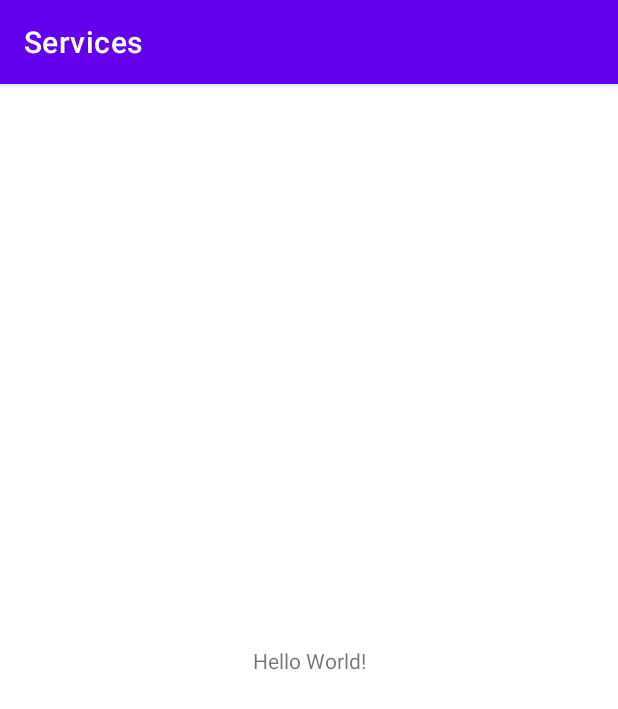
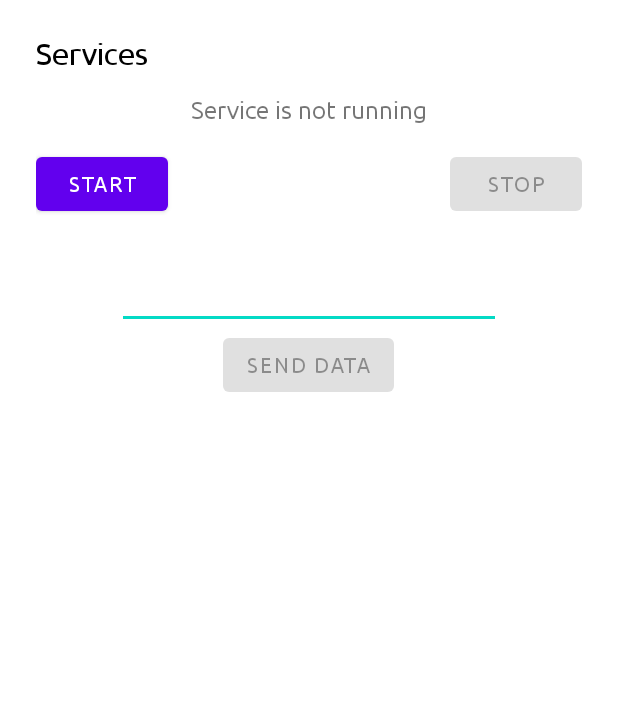
Before and after one commit to Arjun07byte/Android-Fundamentals, an Android app: the screen it shows after launch (MainActivity), on a phone screen of 412 x 824 dp. Shown: the top 709 px of the screen. Run offline under Robolectric (Android 15) with nearby library versions, the phone set to English and light mode, and no system bars.

Commit message:
Finished Services and Notifications

```diff
--- a/Services/app/src/main/AndroidManifest.xml
+++ b/Services/app/src/main/AndroidManifest.xml
@@ -2,7 +2,9 @@
 <manifest xmlns:android="http://schemas.android.com/apk/res/android"
     xmlns:tools="http://schemas.android.com/tools">
 
+    <uses-permission android:name="android.permission.POST_NOTIFICATIONS" />
     <application
+        android:name=".MyApplication"
         android:allowBackup="true"
         android:dataExtractionRules="@xml/data_extraction_rules"
         android:fullBackupContent="@xml/backup_rules"
@@ -20,6 +22,7 @@
                 <category android:name="android.intent.category.LAUNCHER" />
             </intent-filter>
         </activity>
+        <service android:name=".MainService" />
     </application>
 
 </manifest>
--- /dev/null
+++ b/Services/app/src/main/java/com/appify/services/Constants.kt
@@ -0,0 +1,5 @@
+package com.appify.services
+
+object Constants {
+    const val NOTIFICATION_CHANNEL_ID = "Service Channel"
+}
--- a/Services/app/src/main/java/com/appify/services/MainActivity.kt
+++ b/Services/app/src/main/java/com/appify/services/MainActivity.kt
@@ -1,11 +1,37 @@
 package com.appify.services
 
+import android.content.Intent
+import android.os.Bundle
+import android.widget.Button
+import android.widget.EditText
 import androidx.appcompat.app.AppCompatActivity
-import android.os.Bundle
 
 class MainActivity : AppCompatActivity() {
     override fun onCreate(savedInstanceState: Bundle?) {
         super.onCreate(savedInstanceState)
         setContentView(R.layout.activity_main)
+
+        val startServiceButton: Button = findViewById(R.id.button_startService)
+        val stopServiceButton: Button = findViewById(R.id.button_stopService)
+        val sendDataButton: Button = findViewById(R.id.button_sendData)
+        val etDataToSend: EditText = findViewById(R.id.et_dataToSend)
+
+        startServiceButton.setOnClickListener {
+            startServiceButton.isEnabled = false; stopServiceButton.isEnabled = true
+            sendDataButton.isEnabled = true; etDataToSend.isEnabled = true
+        }
+
+        stopServiceButton.setOnClickListener {
+            Intent(this, MainService::class.java).also {
+                stopService(it); startServiceButton.isEnabled = true
+                stopServiceButton.isEnabled = false; sendDataButton.isEnabled = false
+                etDataToSend.isEnabled = false
+            }
+        }
+    }
+
+    override fun onDestroy() {
+        super.onDestroy()
+        Intent(this, MainService::class.java).also { startService(it) }
     }
 }
--- /dev/null
+++ b/Services/app/src/main/java/com/appify/services/MyApplication.kt
@@ -0,0 +1,25 @@
+package com.appify.services
+
+import android.app.Application
+import android.app.NotificationChannel
+import android.app.NotificationManager
+import android.content.Context
+import android.os.Build
+
+class MyApplication : Application() {
+    override fun onCreate() {
+        super.onCreate()
+        if (Build.VERSION.SDK_INT >= Build.VERSION_CODES.O) {
+            val newChannel = NotificationChannel(
+                Constants.NOTIFICATION_CHANNEL_ID,
+                "Service Channel",
+                NotificationManager.IMPORTANCE_DEFAULT
+            ).apply {
+                description = "This is the service notification channel"
+            }
+
+            (getSystemService(Context.NOTIFICATION_SERVICE) as NotificationManager)
+                .createNotificationChannel(newChannel)
+        }
+    }
+}
--- /dev/null
+++ b/Services/app/src/main/res/drawable/ic_notification.xml
@@ -0,0 +1,5 @@
+<vector android:height="24dp" android:tint="#000000"
+    android:viewportHeight="24" android:viewportWidth="24"
+    android:width="24dp" xmlns:android="http://schemas.android.com/apk/res/android">
+    <path android:fillColor="@android:color/white" android:pathData="M3,13v7h18v-1.5l-9,-7L8,17L3,13zM3,7l4,3l5,-7l5,4h4v8.97l-9.4,-7.31l-3.98,5.48L3,10.44V7z"/>
+</vector>
--- a/Services/app/src/main/res/layout/activity_main.xml
+++ b/Services/app/src/main/res/layout/activity_main.xml
@@ -1,18 +1,71 @@
 <?xml version="1.0" encoding="utf-8"?>
-<androidx.constraintlayout.widget.ConstraintLayout xmlns:android="http://schemas.android.com/apk/res/android"
-    xmlns:app="http://schemas.android.com/apk/res-auto"
+<LinearLayout xmlns:android="http://schemas.android.com/apk/res/android"
     xmlns:tools="http://schemas.android.com/tools"
     android:layout_width="match_parent"
     android:layout_height="match_parent"
+    android:orientation="vertical"
+    android:padding="24dp"
     tools:context=".MainActivity">
 
     <TextView
         android:layout_width="wrap_content"
         android:layout_height="wrap_content"
-        android:text="Hello World!"
-        app:layout_constraintBottom_toBottomOf="parent"
-        app:layout_constraintEnd_toEndOf="parent"
-        app:layout_constraintStart_toStartOf="parent"
-        app:layout_constraintTop_toTopOf="parent" />
+        android:fontFamily="@font/ubuntu_regular"
+        android:text="Services"
+        android:textColor="@color/black"
+        android:textSize="20sp" />
 
-</androidx.constraintlayout.widget.ConstraintLayout>
+    <TextView
+        android:layout_width="wrap_content"
+        android:layout_height="wrap_content"
+        android:layout_gravity="center_horizontal"
+        android:layout_marginTop="16dp"
+        android:fontFamily="@font/ubuntu_regular"
+        android:text="Service is not running"
+        android:textSize="16sp" />
+
+    <RelativeLayout
+        android:layout_width="match_parent"
+        android:layout_height="wrap_content"
+        android:layout_marginTop="16dp"
+        android:orientation="horizontal">
+
+        <Button
+            android:id="@+id/button_startService"
+            android:layout_width="wrap_content"
+            android:layout_height="wrap_content"
+            android:layout_alignParentStart="true"
+            android:fontFamily="@font/ubuntu_regular"
+            android:text="Start" />
+
+        <Button
+            android:id="@+id/button_stopService"
+            android:layout_width="wrap_content"
+            android:layout_height="wrap_content"
+            android:layout_alignParentEnd="true"
+            android:enabled="false"
+            android:fontFamily="@font/ubuntu_regular"
+            android:text="Stop" />
+    </RelativeLayout>
+
+    <EditText
+        android:id="@+id/et_dataToSend"
+        android:layout_width="256dp"
+        android:layout_height="wrap_content"
+        android:layout_gravity="center_horizontal"
+        android:layout_marginTop="24dp"
+        android:fontFamily="@font/ubuntu_regular"
+        android:inputType="text"
+        android:maxLines="1"
+        android:textSize="24sp" />
+
+    <Button
+        android:id="@+id/button_sendData"
+        android:layout_width="wrap_content"
+        android:layout_height="wrap_content"
+        android:layout_gravity="center_horizontal"
+        android:enabled="false"
+        android:fontFamily="@font/ubuntu_regular"
+        android:text="Send Data" />
+
+</LinearLayout>
--- a/Services/app/src/main/res/values-night/themes.xml
+++ b/Services/app/src/main/res/values-night/themes.xml
@@ -1,6 +1,6 @@
 <resources xmlns:tools="http://schemas.android.com/tools">
     <!-- Base application theme. -->
-    <style name="Theme.Services" parent="Theme.MaterialComponents.DayNight.DarkActionBar">
+    <style name="Theme.Services" parent="Theme.MaterialComponents.DayNight.NoActionBar">
         <!-- Primary brand color. -->
         <item name="colorPrimary">@color/purple_200</item>
         <item name="colorPrimaryVariant">@color/purple_700</item>
@@ -10,7 +10,8 @@
         <item name="colorSecondaryVariant">@color/teal_200</item>
         <item name="colorOnSecondary">@color/black</item>
         <!-- Status bar color. -->
-        <item name="android:statusBarColor">?attr/colorPrimaryVariant</item>
+        <item name="android:statusBarColor">@color/white</item>
         <!-- Customize your theme here. -->
+        <item name="android:windowLightStatusBar">true</item>
     </style>
 </resources>
--- a/Services/app/src/main/res/values/themes.xml
+++ b/Services/app/src/main/res/values/themes.xml
@@ -1,6 +1,6 @@
-<resources xmlns:tools="http://schemas.android.com/tools">
+<resources>
     <!-- Base application theme. -->
-    <style name="Theme.Services" parent="Theme.MaterialComponents.DayNight.DarkActionBar">
+    <style name="Theme.Services" parent="Theme.MaterialComponents.DayNight.NoActionBar">
         <!-- Primary brand color. -->
         <item name="colorPrimary">@color/purple_500</item>
         <item name="colorPrimaryVariant">@color/purple_700</item>
@@ -10,7 +10,8 @@
         <item name="colorSecondaryVariant">@color/teal_700</item>
         <item name="colorOnSecondary">@color/black</item>
         <!-- Status bar color. -->
-        <item name="android:statusBarColor">?attr/colorPrimaryVariant</item>
+        <item name="android:statusBarColor">@color/white</item>
         <!-- Customize your theme here. -->
+        <item name="android:windowLightStatusBar">true</item>
     </style>
 </resources>
```
Also changed, not shown: Services/app/src/main/java/com/appify/services/MainService.kt (added, +56 -0 lines), Services/app/src/main/res/font/ubuntu_regular.ttf (added).
